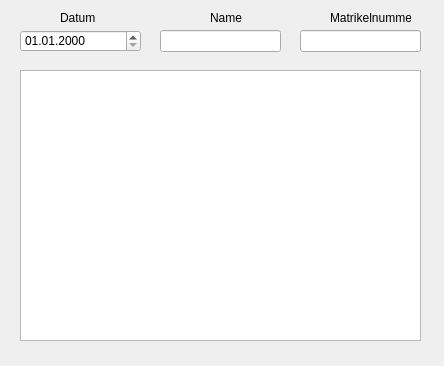
Above: timestampdialog.ui from Kopfwerk-Datensysteme/Power.Attendance before the change. Below: the same form after it.
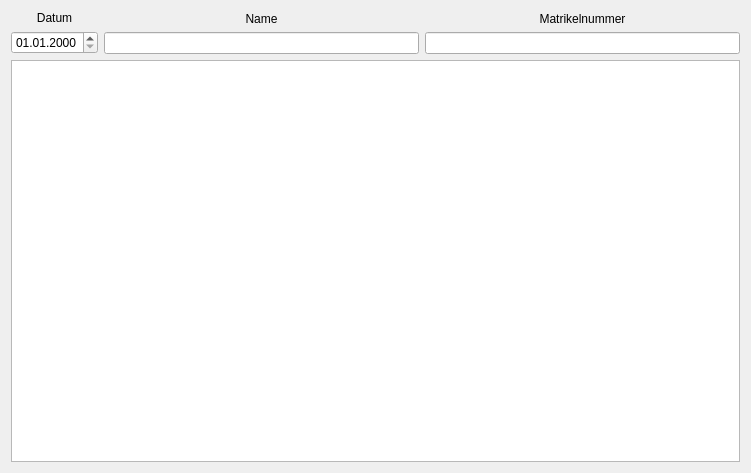
That is the form after the change.

Commit message: everything works now in terms of the layout, registering of fingerprints does not work now

Patch:
```diff
--- a/timestampdialog.ui
+++ b/timestampdialog.ui
@@ -6,95 +6,81 @@
    <rect>
     <x>0</x>
     <y>0</y>
-    <width>444</width>
-    <height>366</height>
+    <width>751</width>
+    <height>473</height>
    </rect>
   </property>
   <property name="windowTitle">
    <string>Anwesenheit-Dialog</string>
   </property>
+  <layout class="QGridLayout" name="gridLayout">
+   <item row="0" column="0">
+    <layout class="QVBoxLayout" name="verticalLayout_4">
+     <item>
+      <layout class="QHBoxLayout" name="horizontalLayout">
+       <item>
+        <layout class="QVBoxLayout" name="verticalLayout">
+         <item>
+          <widget class="QLabel" name="labelDate">
+           <property name="text">
+            <string>Datum</string>
+           </property>
+           <property name="alignment">
+            <set>Qt::AlignCenter</set>
+           </property>
+          </widget>
+         </item>
+         <item>
   <widget class="QDateEdit" name="dateEdit">
-   <property name="geometry">
-    <rect>
-     <x>20</x>
-     <y>30</y>
-     <width>121</width>
-     <height>22</height>
-    </rect>
-   </property>
    <property name="displayFormat">
     <string>dd.MM.yyyy</string>
    </property>
   </widget>
-  <widget class="QLabel" name="labelDate">
-   <property name="geometry">
-    <rect>
-     <x>60</x>
-     <y>10</y>
-     <width>41</width>
-     <height>16</height>
-    </rect>
-   </property>
-   <property name="text">
-    <string>Datum</string>
-   </property>
-  </widget>
-  <widget class="QLineEdit" name="lineEditUserName">
-   <property name="geometry">
-    <rect>
-     <x>160</x>
-     <y>30</y>
-     <width>121</width>
-     <height>22</height>
-    </rect>
-   </property>
-  </widget>
-  <widget class="QLineEdit" name="lineEditMatriculationNumber">
-   <property name="geometry">
-    <rect>
-     <x>300</x>
-     <y>30</y>
-     <width>121</width>
-     <height>22</height>
-    </rect>
-   </property>
-  </widget>
+         </item>
+        </layout>
+       </item>
+       <item>
+        <layout class="QVBoxLayout" name="verticalLayout_2">
+         <item>
   <widget class="QLabel" name="labelUserName">
-   <property name="geometry">
-    <rect>
-     <x>210</x>
-     <y>10</y>
-     <width>41</width>
-     <height>16</height>
-    </rect>
-   </property>
    <property name="text">
     <string>Name</string>
    </property>
-  </widget>
+           <property name="alignment">
+            <set>Qt::AlignCenter</set>
+           </property>
+          </widget>
+         </item>
+         <item>
+          <widget class="QLineEdit" name="lineEditUserName"/>
+         </item>
+        </layout>
+       </item>
+       <item>
+        <layout class="QVBoxLayout" name="verticalLayout_3">
+         <item>
   <widget class="QLabel" name="labelMatriculationNumber">
-   <property name="geometry">
-    <rect>
-     <x>330</x>
-     <y>10</y>
-     <width>81</width>
-     <height>16</height>
-    </rect>
-   </property>
    <property name="text">
     <string>Matrikelnummer</string>
    </property>
-  </widget>
-  <widget class="QTableView" name="attendanceTable">
-   <property name="geometry">
-    <rect>
-     <x>20</x>
-     <y>70</y>
-     <width>401</width>
-     <height>271</height>
-    </rect>
-   </property>
-  </widget>
+           <property name="alignment">
+            <set>Qt::AlignCenter</set>
+           </property>
+          </widget>
+         </item>
+         <item>
+          <widget class="QLineEdit" name="lineEditMatriculationNumber"/>
+         </item>
+        </layout>
+       </item>
+      </layout>
+     </item>
+     <item>
+      <widget class="QTableView" name="attendanceTable"/>
+     </item>
+    </layout>
+   </item>
+  </layout>
  </widget>
  <resources/>
  <connections/>
```
Lines whose indentation alone changed are shown as unchanged. The commit also changes 2 other files.
